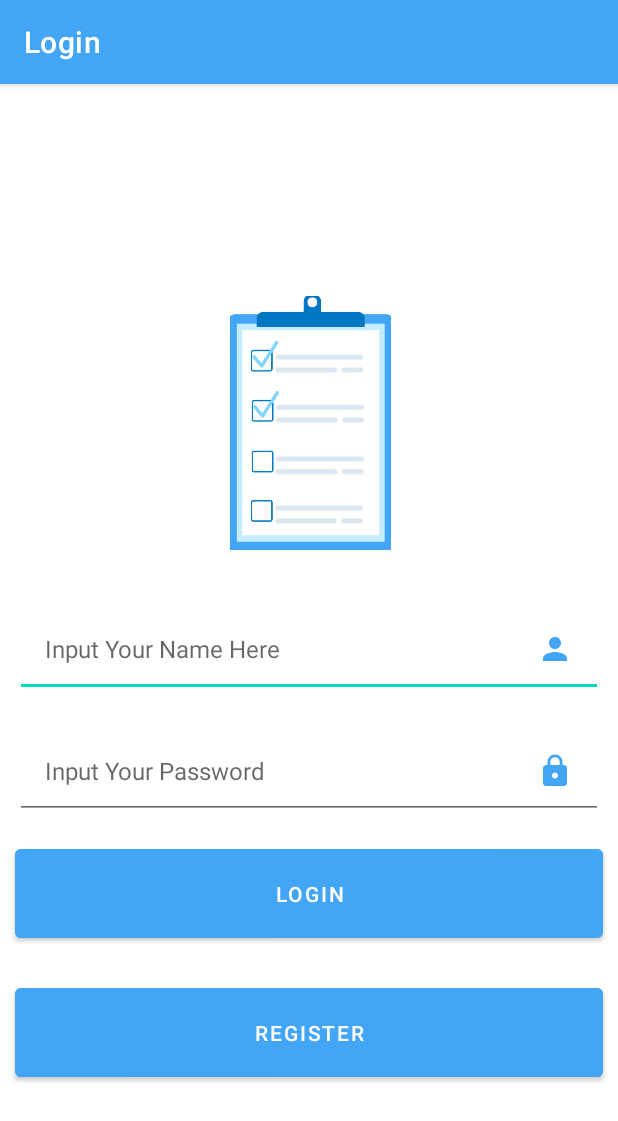
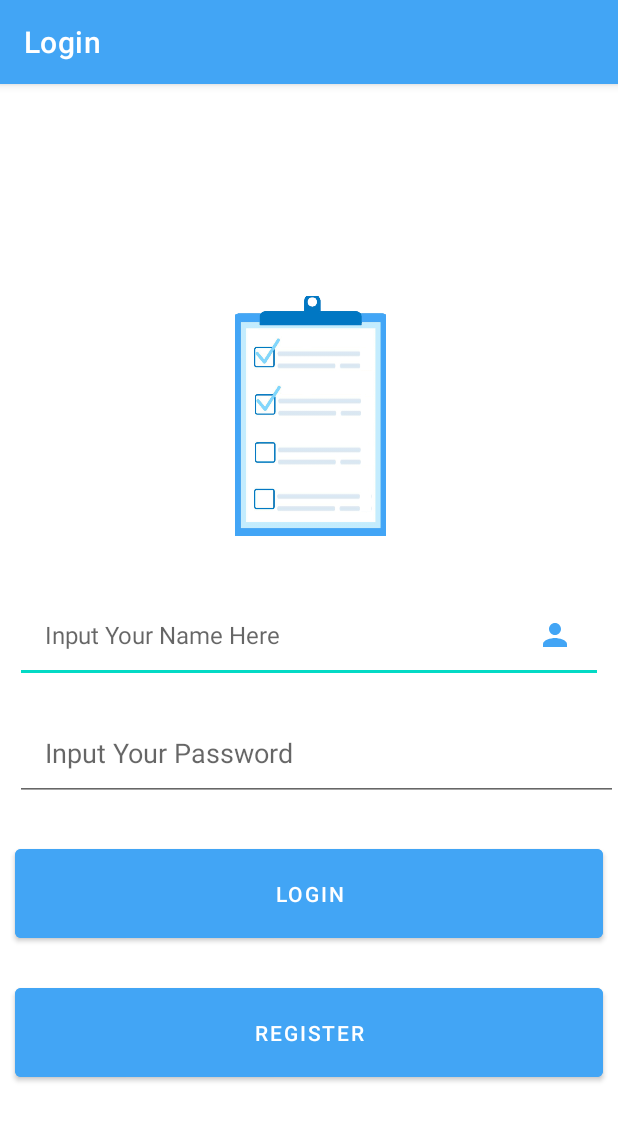
Before and after one commit to JohanesPeterV/team_planner, an Android app: the screen it shows after launch (LoginActivity), on a phone screen of 412 x 824 dp. Shown: the top 1121 px of the screen. Run offline under Robolectric (Android 15) with nearby library versions, the phone set to English and light mode, and no system bars.

Commit message:
changed namespace

```diff
--- a/app/build.gradle
+++ b/app/build.gradle
@@ -4,9 +4,8 @@ plugins {
 
 android {
     compileSdk 31
-
     defaultConfig {
-        applicationId "com.example.projectmoprog"
+        applicationId "com.mobile_prog.team_planner"
         minSdk 27
         targetSdk 31
         versionCode 1
--- a/app/src/main/java/com/example/projectmoprog/LoginActivity.java
+++ /dev/null
@@ -1,64 +0,0 @@
-package com.example.projectmoprog;
-
-import androidx.appcompat.app.AppCompatActivity;
-
-import android.content.Intent;
-import android.os.Bundle;
-import android.view.View;
-import android.widget.Button;
-import android.widget.EditText;
-
-import com.example.projectmoprog.models.User;
-import com.google.android.material.snackbar.Snackbar;
-
-public class LoginActivity extends AppCompatActivity {
-
-    private EditText etUsername;
-    private EditText etPassword;
-    private Button btnLogin;
-    private Button btnRegister;
-
-    @Override
-    protected void onCreate(Bundle savedInstanceState) {
-        super.onCreate(savedInstanceState);
-        setTitle("Login");
-        setTheme(R.style.Theme_ProjectMoprog);
-        setContentView(R.layout.activity_login);
-        etUsername = findViewById(R.id.et_username);
-        etPassword = findViewById(R.id.et_password);
-
-        btnLogin = findViewById(R.id.btn_login);
-        btnLogin.setOnClickListener(new View.OnClickListener() {
-            @Override
-            public void onClick(View v) {
-                if(validate()){
-                    Intent i = new Intent(LoginActivity.this, MainActivity.class );
-                   // User.setCurrUser(new User(etUsername.getText().toString(), "temporer email"));
-                    startActivity(i);
-                }
-                else{
-                        Snackbar snackbar = Snackbar.make(findViewById(android.R.id.content), "User Not Registered!!", Snackbar.LENGTH_LONG);
-                        snackbar.show();
-                        //Snackbar snackbar = Snackbar.make(findViewById(android.R.id.content), "Input Credential First!!!", Snackbar.LENGTH_LONG);
-                        //snackbar.show();
-                }
-            }
-        });
-        btnRegister = findViewById(R.id.btn_register);
-        btnRegister.setOnClickListener(new View.OnClickListener() {
-            @Override
-            public void onClick(View v) {
-                Intent i = new Intent(LoginActivity.this, RegisterActivity.class );
-                startActivity(i);
-            }
-        });
-    }
-
-    private boolean validate(){
-        if(etUsername.getText().toString().equals("")) return false;
-        if(etPassword.getText().toString().equals("")) return false;
-        else return true;
-    }
-
-
-}
--- a/app/src/main/java/com/example/projectmoprog/HomeFragment.java
+++ b/app/src/main/java/com/mobile_prog/team_planner/HomeFragment.java
@@ -1,4 +1,4 @@
-package com.example.projectmoprog;
+package com.mobile_prog.team_planner;
 
 import android.os.Bundle;
 import android.view.LayoutInflater;
@@ -9,6 +9,8 @@ import androidx.annotation.NonNull;
 import androidx.annotation.Nullable;
 import androidx.fragment.app.Fragment;
 
+import com.example.projectmoprog.R;
+
 public class HomeFragment extends Fragment {
     @Nullable
     @Override
--- /dev/null
+++ b/app/src/main/java/com/mobile_prog/team_planner/LoginActivity.java
@@ -0,0 +1,64 @@
+package com.mobile_prog.team_planner;
+
+import androidx.appcompat.app.AppCompatActivity;
+
+import android.content.Intent;
+import android.os.Bundle;
+import android.view.View;
+import android.widget.Button;
+import android.widget.EditText;
+
+import com.example.projectmoprog.R;
+import com.google.android.material.snackbar.Snackbar;
+
+public class LoginActivity extends AppCompatActivity {
+
+    private EditText etUsername;
+    private EditText etPassword;
+    private Button btnLogin;
+    private Button btnRegister;
+
+    @Override
+    protected void onCreate(Bundle savedInstanceState) {
+        super.onCreate(savedInstanceState);
+        setTitle("Login");
+        setTheme(R.style.Theme_ProjectMoprog);
+        setContentView(R.layout.activity_login);
+        etUsername = findViewById(R.id.et_username);
+        etPassword = findViewById(R.id.et_password);
+
+        btnLogin = findViewById(R.id.btn_login);
+        btnLogin.setOnClickListener(new View.OnClickListener() {
+            @Override
+            public void onClick(View v) {
+                if(validate()){
+                    Intent i = new Intent(LoginActivity.this, MainActivity.class );
+                   // User.setCurrUser(new User(etUsername.getText().toString(), "temporer email"));
+                    startActivity(i);
+                }
+                else{
+                        Snackbar snackbar = Snackbar.make(findViewById(android.R.id.content), "User Not Registered!!", Snackbar.LENGTH_LONG);
+                        snackbar.show();
+                        //Snackbar snackbar = Snackbar.make(findViewById(android.R.id.content), "Input Credential First!!!", Snackbar.LENGTH_LONG);
+                        //snackbar.show();
+                }
+            }
+        });
+        btnRegister = findViewById(R.id.btn_register);
+        btnRegister.setOnClickListener(new View.OnClickListener() {
+            @Override
+            public void onClick(View v) {
+                Intent i = new Intent(LoginActivity.this, RegisterActivity.class );
+                startActivity(i);
+            }
+        });
+    }
+
+    private boolean validate(){
+        if(etUsername.getText().toString().equals("")) return false;
+        if(etPassword.getText().toString().equals("")) return false;
+        else return true;
+    }
+
+
+}
--- a/app/src/main/java/com/example/projectmoprog/RegisterActivity.java
+++ b/app/src/main/java/com/mobile_prog/team_planner/RegisterActivity.java
@@ -1,4 +1,4 @@
-package com.example.projectmoprog;
+package com.mobile_prog.team_planner;
 
 import androidx.appcompat.app.AppCompatActivity;
 
@@ -8,7 +8,9 @@ import android.view.View;
 import android.widget.Button;
 import android.widget.EditText;
 
-import com.example.projectmoprog.models.User;
+import com.mobile_prog.team_planner.models.User;
+
+import com.example.projectmoprog.R;
 import com.google.android.material.snackbar.Snackbar;
 
 public class RegisterActivity extends AppCompatActivity {
--- a/app/src/main/java/com/example/projectmoprog/models/Team.java
+++ b/app/src/main/java/com/mobile_prog/team_planner/models/Team.java
@@ -1,4 +1,4 @@
-package com.example.projectmoprog.models;
+package com.mobile_prog.team_planner.models;
 
 import java.util.ArrayList;
 import java.util.Date;
--- a/app/src/main/java/com/example/projectmoprog/models/ToDo.java
+++ b/app/src/main/java/com/mobile_prog/team_planner/models/ToDo.java
@@ -1,4 +1,4 @@
-package com.example.projectmoprog.models;
+package com.mobile_prog.team_planner.models;
 
 import java.util.Date;
 
--- a/app/src/main/java/com/example/projectmoprog/models/User.java
+++ b/app/src/main/java/com/mobile_prog/team_planner/models/User.java
@@ -1,4 +1,4 @@
-package com.example.projectmoprog.models;
+package com.mobile_prog.team_planner.models;
 
 import java.util.ArrayList;
 
--- /dev/null
+++ b/app/src/main/java/com/mobile_prog/team_planner/repositories/UserRepository.java
@@ -0,0 +1,5 @@
+package com.mobile_prog.team_planner.repositories;
+
+public class UserRepository {
+
+}
--- a/app/src/main/res/layout/activity_login.xml
+++ b/app/src/main/res/layout/activity_login.xml
@@ -4,7 +4,7 @@
     xmlns:tools="http://schemas.android.com/tools"
     android:layout_width="match_parent"
     android:layout_height="match_parent"
-    tools:context=".LoginActivity">
+    tools:context="com.mobile_prog.team_planner.LoginActivity">
 
 
     <ImageView
@@ -30,32 +30,13 @@
         android:layout_centerHorizontal="true"
         android:layout_marginStart="10dp"
         android:layout_marginEnd="10dp"
-        android:layout_marginBottom="17dp"
+        android:layout_marginBottom="14dp"
         android:drawableRight="@drawable/ic_baseline_person_24"
         android:hint="@string/login_name_hint"
         android:inputType="text"
         android:padding="20dp"
         android:textSize="16sp"
         app:layout_constraintBottom_toBottomOf="parent"
-        app:layout_constraintLeft_toLeftOf="parent"
-        app:layout_constraintRight_toRightOf="parent"
-        app:layout_constraintTop_toTopOf="parent" />
-
-    <EditText
-        android:id="@+id/et_password"
-        android:layout_width="match_parent"
-        android:layout_height="wrap_content"
-        android:layout_above="@+id/btn_login"
-        android:layout_centerHorizontal="true"
-        android:layout_marginStart="10dp"
-        android:layout_marginEnd="10dp"
-
-        android:layout_marginBottom="14dp"
-        android:drawableRight="@drawable/ic_baseline_lock_24"
-        android:hint="@string/login_password_hint"
-        android:inputType="text"
-        android:padding="20dp"
-        android:textSize="16sp"
         app:layout_constraintLeft_toLeftOf="parent"
         app:layout_constraintRight_toRightOf="parent"
         app:layout_constraintTop_toTopOf="parent" />
@@ -86,4 +67,18 @@
         android:padding="20dp"
         android:text="REGISTER" />
 
+    <EditText
+        android:id="@+id/et_password"
+        android:layout_width="match_parent"
+        android:layout_height="wrap_content"
+        android:layout_above="@+id/btn_login"
+        android:layout_alignStart="@+id/et_username"
+        android:layout_alignParentEnd="true"
+        android:layout_marginBottom="26dp"
+        android:ems="10"
+        android:hint="@string/login_password_hint"
+        android:inputType="textPassword"
+        android:minHeight="48dp"
+        android:padding="20dp" />
+
 </RelativeLayout>
--- a/app/src/main/res/layout/activity_main.xml
+++ b/app/src/main/res/layout/activity_main.xml
@@ -5,7 +5,7 @@
     android:layout_width="match_parent"
     android:layout_height="match_parent"
     android:background="@color/white"
-    tools:context=".MainActivity">
+    tools:context="com.mobile_prog.team_planner.MainActivity">
 
     <androidx.viewpager2.widget.ViewPager2
         android:id="@+id/mainViewPager"
--- a/app/src/main/res/layout/activity_register.xml
+++ b/app/src/main/res/layout/activity_register.xml
@@ -7,7 +7,7 @@
     android:layout_height="match_parent"
     android:orientation="vertical"
     android:gravity="center"
-    tools:context=".RegisterActivity">
+    tools:context="com.mobile_prog.team_planner.RegisterActivity">
 
     <ImageView
 
--- a/app/src/main/res/layout/activity_splash_screen.xml
+++ b/app/src/main/res/layout/activity_splash_screen.xml
@@ -5,7 +5,7 @@
     android:layout_width="match_parent"
     android:layout_height="match_parent"
     android:background="@color/primary"
-    tools:context=".SplashScreen">
+    tools:context="com.mobile_prog.team_planner.SplashScreen">
 
 
     <ImageView
--- a/app/src/main/res/menu/menu_items.xml
+++ b/app/src/main/res/menu/menu_items.xml
@@ -14,11 +14,6 @@
         android:title="@string/pager_menu_teams"
         app:showAsAction="always"/>
     <item
-        android:id="@+id/date_menu_item"
-        android:icon="@drawable/baseline_category_24"
-        android:title="@string/pager_menu_schedule"
-        app:showAsAction="always"/>
-    <item
         android:id="@+id/profile_menu_item"
         android:icon="@drawable/baseline_account_circle_24"
         android:title="@string/pager_menu_profile"
```
Also changed, not shown: app/src/main/AndroidManifest.xml (+4 -4 lines), app/src/main/java/com/example/projectmoprog/SplashScreen.java (deleted, +0 -29 lines), app/src/main/java/com/mobile_prog/team_planner/MainActivity.java (renamed from app/src/main/java/com/example/projectmoprog/MainActivity.java, +5 -11 lines), app/src/main/java/com/mobile_prog/team_planner/SplashScreen.java (added, +31 -0 lines).
